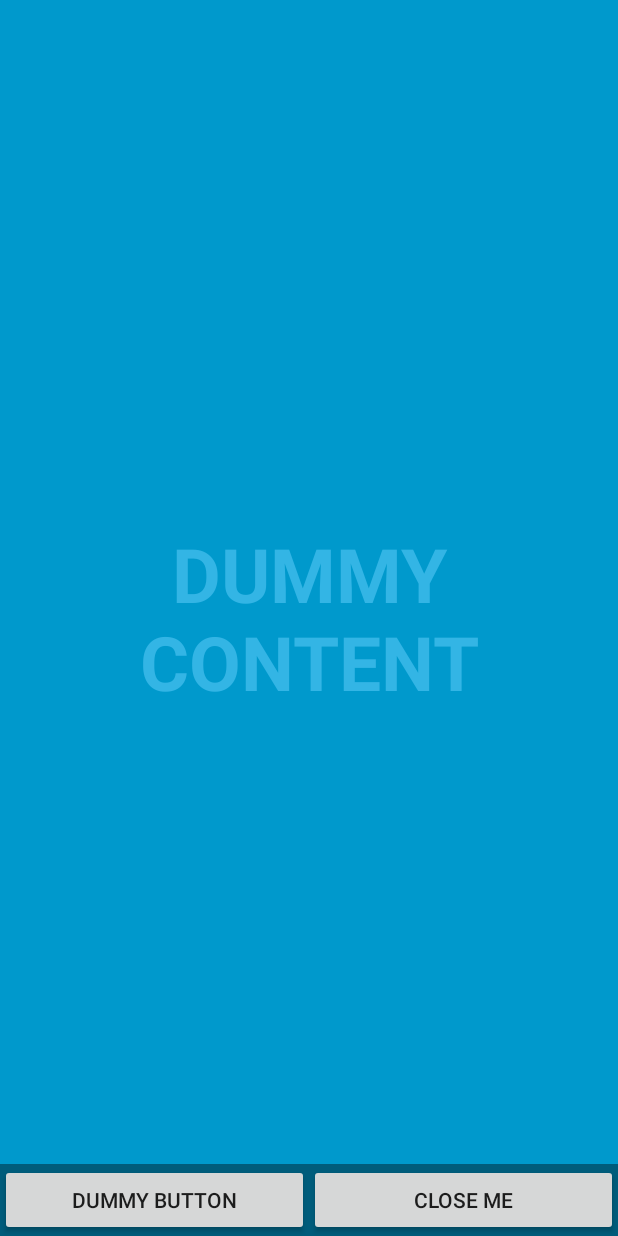
After one commit to anubissmile/AlphabetEcho, an Android app: the layout activity_fullscreen.xml on its own in the app's theme, with its tools: preview values and no code run, on a phone screen of 412 x 824 dp. The commit adds this screen. Run offline under Robolectric (Android 15) with nearby library versions, the phone set to English and light mode, and no system bars.

Commit message:
TEST-FULLSCREEN-ACTIVITY
Test Fullscreen Activity

```diff
--- a/app/build.gradle
+++ b/app/build.gradle
@@ -25,4 +25,5 @@ dependencies {
     compile 'com.android.support:appcompat-v7:23.1.1'
     compile 'com.android.support:design:23.1.1'
     compile 'com.google.android.gms:play-services-appindexing:8.1.0'
+    compile 'com.android.support:support-v4:23.1.1'
 }
--- /dev/null
+++ b/app/src/main/res/layout/activity_fullscreen.xml
@@ -0,0 +1,57 @@
+<FrameLayout xmlns:android="http://schemas.android.com/apk/res/android"
+    xmlns:tools="http://schemas.android.com/tools"
+    android:layout_width="match_parent"
+    android:layout_height="match_parent"
+    android:background="#0099cc"
+    tools:context="com.roomscrumxyz.anubissmile.alphabetecho.FullscreenActivity">
+
+    <!-- The primary full-screen view. This can be replaced with whatever view
+         is needed to present your content, e.g. VideoView, SurfaceView,
+         TextureView, etc. -->
+    <TextView
+        android:id="@+id/fullscreen_content"
+        android:layout_width="match_parent"
+        android:layout_height="match_parent"
+        android:gravity="center"
+        android:keepScreenOn="true"
+        android:text="@string/dummy_content"
+        android:textColor="#33b5e5"
+        android:textSize="50sp"
+        android:textStyle="bold" />
+
+    <!-- This FrameLayout insets its children based on system windows using
+         android:fitsSystemWindows. -->
+    <FrameLayout
+        android:layout_width="match_parent"
+        android:layout_height="match_parent"
+        android:fitsSystemWindows="true">
+
+        <LinearLayout
+            android:id="@+id/fullscreen_content_controls"
+            style="?metaButtonBarStyle"
+            android:layout_width="match_parent"
+            android:layout_height="wrap_content"
+            android:layout_gravity="bottom|center_horizontal"
+            android:background="@color/black_overlay"
+            android:orientation="horizontal"
+            tools:ignore="UselessParent">
+
+            <Button
+                android:id="@+id/dummy_button"
+                style="?metaButtonBarButtonStyle"
+                android:layout_width="0dp"
+                android:layout_height="wrap_content"
+                android:layout_weight="1"
+                android:text="@string/dummy_button" />
+            <Button
+                android:id="@+id/dummy_button2"
+                style="?metaButtonBarButtonStyle"
+                android:layout_width="0dp"
+                android:layout_height="wrap_content"
+                android:layout_weight="1"
+                android:text="CLOSE ME" />
+
+        </LinearLayout>
+    </FrameLayout>
+
+</FrameLayout>
--- a/app/src/main/res/values/colors.xml
+++ b/app/src/main/res/values/colors.xml
@@ -3,4 +3,6 @@
     <color name="colorPrimary">#3F51B5</color>
     <color name="colorPrimaryDark">#303F9F</color>
     <color name="colorAccent">#FF4081</color>
+
+    <color name="black_overlay">#66000000</color>
 </resources>
--- a/app/src/main/res/values/strings.xml
+++ b/app/src/main/res/values/strings.xml
@@ -4,4 +4,8 @@
     <string name="action_settings2">Info</string>
     <string name="spelling_btn">ฝึกการออกเสียง</string>
     <string name="listening_btn">ฝึกการฟังพยัญชนะภาษาไทย</string>
+
+    <string name="title_activity_fullscreen">FullscreenActivity</string>
+    <string name="dummy_button">Dummy Button</string>
+    <string name="dummy_content">DUMMY\nCONTENT</string>
 </resources>
--- a/app/src/main/res/values/styles.xml
+++ b/app/src/main/res/values/styles.xml
@@ -17,4 +17,16 @@
 
     <style name="AppTheme.PopupOverlay" parent="ThemeOverlay.AppCompat.Light" />
 
+    <style name="FullscreenTheme" parent="AppTheme">
+        <item name="android:actionBarStyle">@style/FullscreenActionBarStyle</item>
+        <item name="android:windowActionBarOverlay">true</item>
+        <item name="android:windowBackground">@null</item>
+        <item name="metaButtonBarStyle">?android:attr/buttonBarStyle</item>
+        <item name="metaButtonBarButtonStyle">?android:attr/buttonBarButtonStyle</item>
+    </style>
+
+    <style name="FullscreenActionBarStyle" parent="Widget.AppCompat.ActionBar">
+        <item name="android:background">@color/black_overlay</item>
+    </style>
+
 </resources>
```
Also changed, not shown: app/src/main/AndroidManifest.xml (+15 -5 lines), app/src/main/java/com/roomscrumxyz/anubissmile/alphabetecho/FullscreenActivity.java (added, +175 -0 lines), app/src/main/res/values/attrs.xml (added, +12 -0 lines), 2 other files.
